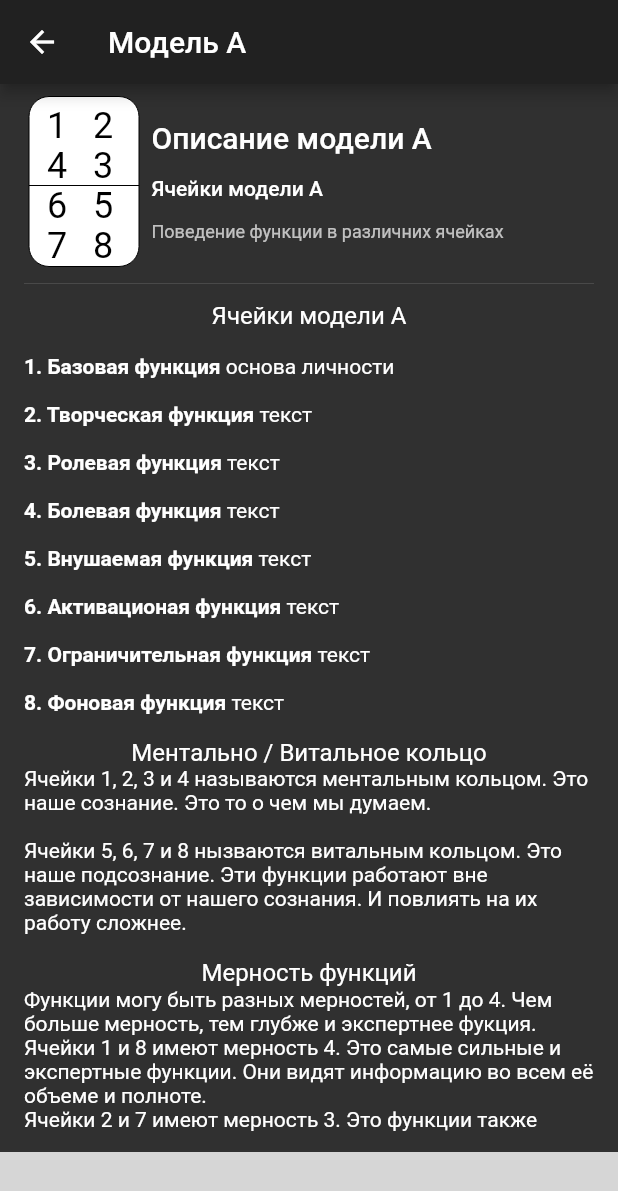
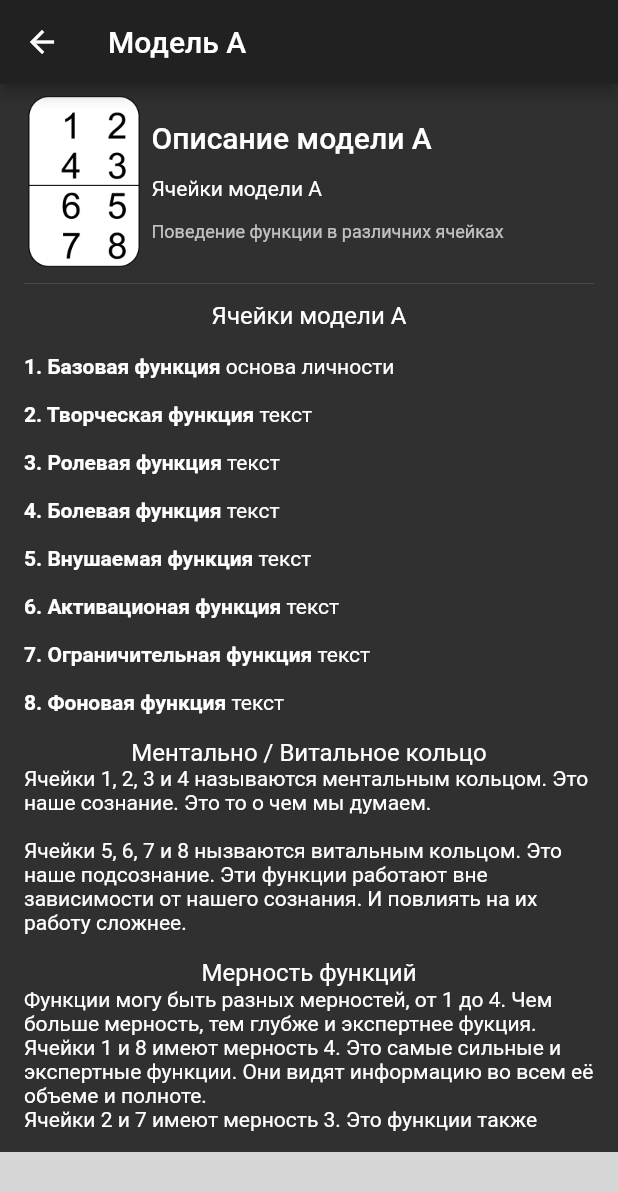
Before and after one commit to gritzfar/socionic, a Flutter app: the screen it shows after launch, in the side drawer, after a tap on "Модель А", on a phone screen of 412 x 824 dp. Shown: the top 1191 px of the screen. Run offline on Flutter 3.47's test engine with Material 2 defaults, Android fonts, the light colour scheme and no system bars; our stand-ins replace flutter_svg; missing offline and left inert: admob_flutter; grey boxes are pictures that could not be loaded.

Commit message:
Fix text style

```diff
--- a/lib/pages/aspectDictionaryPage.dart
+++ b/lib/pages/aspectDictionaryPage.dart
@@ -109,7 +109,7 @@ class _AspectDictionaryState extends State<AspectDictionaryPage> {
                                 width: MediaQuery.of(context).size.width,
                                 child: Text(
                                   item.name,
-                                  style: Theme.of(context).textTheme.body2,
+                                  style: Theme.of(context).textTheme.bodyText2,
                                 )),
                             //Divider(),
                             Container(
--- a/lib/pages/aspectPage.dart
+++ b/lib/pages/aspectPage.dart
@@ -36,7 +36,7 @@ class AspectPage extends StatelessWidget {
           alignment: Alignment.topLeft,
           padding: EdgeInsets.only(left: 16, right: 16, bottom: 16),
           child: Column(children: <Widget>[
-            Text("Проявление функций", style: Theme.of(context).textTheme.title),
+            Text("Проявление функций", style: Theme.of(context).textTheme.headline6),
             Text(""),
             Text("    " + aspect.func[0]),
             Text(""),
--- a/lib/pages/aspectsPage.dart
+++ b/lib/pages/aspectsPage.dart
@@ -41,7 +41,7 @@ class AspectDictionariesPage extends StatelessWidget {
                           padding: EdgeInsets.only(bottom: 5),
                           child: ListTile(
                             leading: Hero(child: aspect.icon, tag: aspect.tag),
-                            title: Text(aspect.name, style: Theme.of(context).textTheme.title),
+                            title: Text(aspect.name, style: Theme.of(context).textTheme.headline6),
                             subtitle: Text(aspect.altName, overflow: TextOverflow.ellipsis),
                           )),
                       onTap: () {
@@ -89,7 +89,7 @@ class AspectsPage extends StatelessWidget {
                           padding: EdgeInsets.only(bottom: 5),
                           child: ListTile(
                             leading: Hero(child: aspect.icon, tag: aspect.tag),
-                            title: Text(aspect.name, style: Theme.of(context).textTheme.title),
+                            title: Text(aspect.name, style: Theme.of(context).textTheme.headline6),
                             subtitle: Text(aspect.altName, overflow: TextOverflow.ellipsis),
                           )),
                       onTap: () {
--- a/lib/pages/modelAPage.dart
+++ b/lib/pages/modelAPage.dart
@@ -1,5 +1,4 @@
 import 'package:flutter/material.dart';
-import 'package:flutter_svg/svg.dart';
 
 import '../common/admodBannerWidget.dart';
 
@@ -8,8 +7,9 @@ class ModelAPage extends StatelessWidget {
 
   @override
   Widget build(BuildContext context) {
-
-    var titleStyle = Theme.of(context).textTheme.subhead;
+    var titleStyle = Theme.of(context).textTheme.subtitle1;
+    var boldStyle = TextStyle(fontWeight: FontWeight.bold, color: Theme.of(context).textTheme.bodyText1.color);
+    var normalStyle = TextStyle(fontWeight: FontWeight.normal);
 
     return Scaffold(
       appBar: AppBar(title: Text("Модель А")),
@@ -26,73 +26,57 @@ class ModelAPage extends StatelessWidget {
                 child: Column(crossAxisAlignment: CrossAxisAlignment.stretch, children: <Widget>[
                   Text("Ячейки модели А", style: titleStyle, textAlign: TextAlign.center),
                   Text(""),
-                  RichText(textAlign: TextAlign.left,
+                  RichText(
+                      textAlign: TextAlign.left,
                       text: TextSpan(
                           text: "1. Базовая функция ",
-                          style: TextStyle(fontWeight: FontWeight.bold),
-                          children: <TextSpan>[TextSpan(text: "основа личности", style: TextStyle(fontWeight: FontWeight.normal))])),
+                          style: boldStyle,
+                          children: <TextSpan>[TextSpan(text: "основа личности", style: normalStyle)])),
                   Text(""),
                   RichText(
                       text: TextSpan(
-                          text: "2. Творческая функция ",
-                          style: TextStyle(fontWeight: FontWeight.bold),
-                          children: <TextSpan>[TextSpan(text: "текст", style: TextStyle(fontWeight: FontWeight.normal))])),
+                          text: "2. Творческая функция ", style: boldStyle, children: <TextSpan>[TextSpan(text: "текст", style: normalStyle)])),
+                  Text(""),
+                  RichText(
+                      text:
+                          TextSpan(text: "3. Ролевая функция ", style: boldStyle, children: <TextSpan>[TextSpan(text: "текст", style: normalStyle)])),
+                  Text(""),
+                  RichText(
+                      text:
+                          TextSpan(text: "4. Болевая функция ", style: boldStyle, children: <TextSpan>[TextSpan(text: "текст", style: normalStyle)])),
                   Text(""),
                   RichText(
                       text: TextSpan(
-                          text: "3. Ролевая функция ",
-                          style: TextStyle(fontWeight: FontWeight.bold),
-                          children: <TextSpan>[TextSpan(text: "текст", style: TextStyle(fontWeight: FontWeight.normal))])),
+                          text: "5. Внушаемая функция ", style: boldStyle, children: <TextSpan>[TextSpan(text: "текст", style: normalStyle)])),
                   Text(""),
                   RichText(
                       text: TextSpan(
-                          text: "4. Болевая функция ",
-                          style: TextStyle(fontWeight: FontWeight.bold),
-                          children: <TextSpan>[TextSpan(text: "текст", style: TextStyle(fontWeight: FontWeight.normal))])),
+                          text: "6. Активационая функция ", style: boldStyle, children: <TextSpan>[TextSpan(text: "текст", style: normalStyle)])),
                   Text(""),
                   RichText(
                       text: TextSpan(
-                          text: "5. Внушаемая функция ",
-                          style: TextStyle(fontWeight: FontWeight.bold),
-                          children: <TextSpan>[TextSpan(text: "текст", style: TextStyle(fontWeight: FontWeight.normal))])),
+                          text: "7. Ограничительная функция ", style: boldStyle, children: <TextSpan>[TextSpan(text: "текст", style: normalStyle)])),
                   Text(""),
                   RichText(
-                      text: TextSpan(
-                          text: "6. Активационая функция ",
-                          style: TextStyle(fontWeight: FontWeight.bold),
-                          children: <TextSpan>[TextSpan(text: "текст", style: TextStyle(fontWeight: FontWeight.normal))])),
+                      text:
+                          TextSpan(text: "8. Фоновая функция ", style: boldStyle, children: <TextSpan>[TextSpan(text: "текст", style: normalStyle)])),
                   Text(""),
-                  RichText(
-                      text: TextSpan(
-                          text: "7. Ограничительная функция ",
-                          style: TextStyle(fontWeight: FontWeight.bold),
-                          children: <TextSpan>[TextSpan(text: "текст", style: TextStyle(fontWeight: FontWeight.normal))])),
+                  Text("Ментально / Витальное кольцо", style: titleStyle, textAlign: TextAlign.center),
+                  Text(
+                      "Ячейки 1, 2, 3 и 4 называются ментальным кольцом. Это наше сознание. Это то о чем мы думаем.\r\n\r\nЯчейки 5, 6, 7 и 8 нызваются витальным кольцом. Это наше подсознание. Эти функции работают вне зависимости от нашего сознания. И повлиять на их работу сложнее."),
                   Text(""),
-                  RichText(
-                      text: TextSpan(
-                          text: "8. Фоновая функция ",
-                          style: TextStyle(fontWeight: FontWeight.bold),
-                          children: <TextSpan>[TextSpan(text: "текст", style: TextStyle(fontWeight: FontWeight.normal))])),
-                  Text(""),
-
-                  Text("Ментально / Витальное кольцо", style: titleStyle, textAlign: TextAlign.center),
-                  Text("Ячейки 1, 2, 3 и 4 называются ментальным кольцом. Это наше сознание. Это то о чем мы думаем.\r\n\r\nЯчейки 5, 6, 7 и 8 нызваются витальным кольцом. Это наше подсознание. Эти функции работают вне зависимости от нашего сознания. И повлиять на их работу сложнее."),
-                  Text(""),
-
                   Text("Мерность функций", style: titleStyle, textAlign: TextAlign.center),
                   Text("Функции могу быть разных мерностей, от 1 до 4. Чем больше мерность, тем глубже и экспертнее фукция."),
                   Text("Ячейки 1 и 8 имеют мерность 4. Это самые сильные и экспертные функции. Они видят информацию во всем её объеме и полноте."),
                   Text("Ячейки 2 и 7 имеют мерность 3. Это функции также сильные, но менее экспертны, и применяться ситуативно."),
-                  Text("Ячейки 3 и 6 имеют мерность 2. Функции в этих ячейках слабые, поля информации видится поверхностно. Но тем неменее они обучаемы."),
+                  Text(
+                      "Ячейки 3 и 6 имеют мерность 2. Функции в этих ячейках слабые, поля информации видится поверхностно. Но тем неменее они обучаемы."),
                   Text("Ячейки 4 и 5 имеют мерность 1. Очень слабое виденье поля информации, обучение происходит только на собсвенном опыте."),
                   Text(""),
-
                   Text("Оценочность / ситуативность", style: titleStyle, textAlign: TextAlign.center),
                   Text(""),
-
                   Text("Инертность / контактность", style: titleStyle, textAlign: TextAlign.center),
                   Text(""),
-
                   Text("Ценостные / не ценостные", style: titleStyle, textAlign: TextAlign.center),
                   Text(""),
                 ])))
@@ -143,12 +127,14 @@ Widget _getTopBar(BuildContext context) {
               onTap: () {
                 Navigator.of(context).pop();
               },
-              child: SvgPicture.asset(
-                "svgs/model_a.svg",
-                width: 80,
-                height: 120,
-                semanticsLabel: "Модель А",
-              )),
+              child: Image.asset("images/model_a.png", width: 80, height: 120, semanticLabel: "Модель А")
+//              SvgPicture.asset(
+//                "svgs/model_a.svg",
+//                width: 80,
+//                height: 120,
+//                semanticsLabel: "Модель А",
+//              )
+              ),
         ),
         Container(width: 5),
         Expanded(
@@ -159,8 +145,8 @@ Widget _getTopBar(BuildContext context) {
                 crossAxisAlignment: CrossAxisAlignment.start,
                 mainAxisAlignment: MainAxisAlignment.spaceEvenly,
                 children: <Widget>[
-                  Text("Описание модели А", softWrap: true, maxLines: 3, style: Theme.of(context).textTheme.title),
-                  FittedBox(child: Text("Ячейки модели А", style: Theme.of(context).textTheme.body2)),
+                  Text("Описание модели А", softWrap: true, maxLines: 3, style: Theme.of(context).textTheme.headline6),
+                  FittedBox(child: Text("Ячейки модели А", style: Theme.of(context).textTheme.bodyText2)),
                   FittedBox(child: Text("Поведение функции в различних ячейках", style: Theme.of(context).textTheme.caption)),
                 ],
               ),
--- a/lib/pages/quadratesPage.dart
+++ b/lib/pages/quadratesPage.dart
@@ -111,7 +111,7 @@ class QuadratesPageState extends State<QuadratesPage> {
                             padding: EdgeInsets.only(bottom: 5),
                             child: ListTile(
                               leading: new Icon(Icons.border_all),
-                              title: Text(quadrate.title, style: Theme.of(context).textTheme.title),
+                              title: Text(quadrate.title, style: Theme.of(context).textTheme.headline6),
                               subtitle: Text(quadrate.moto),
                             )),
                         children: <Widget>[Container(margin: EdgeInsets.only(left: 15, right: 15, bottom: 15), child: quadrate.description)]
```
Also changed, not shown: lib/pages/typePage.dart (+18 -16 lines).
